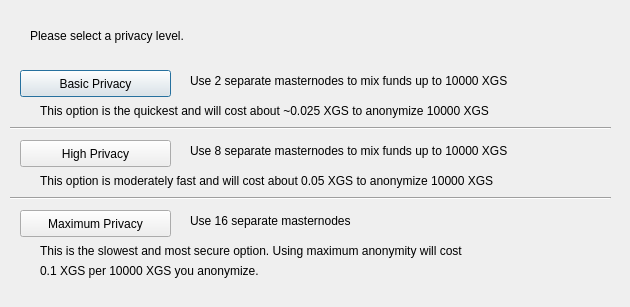
Old version of the form qt/forms/obfuscationconfig.ui in the repository Ratstang/Test-QT.
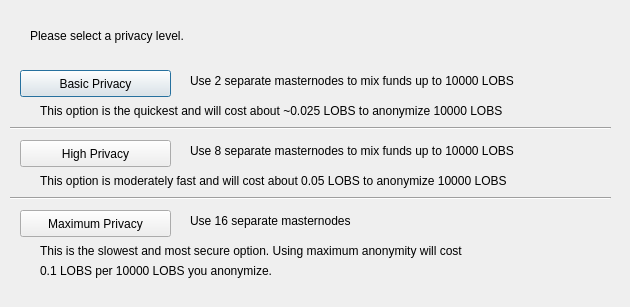
New version of the form.

What changed in the file:
```diff
--- a/qt/forms/obfuscationconfig.ui
+++ b/qt/forms/obfuscationconfig.ui
@@ -75,7 +75,7 @@
     </rect>
    </property>
    <property name="text">
-    <string>Use 2 separate masternodes to mix funds up to 10000 XGS</string>
+    <string>Use 2 separate masternodes to mix funds up to 10000 LOBS</string>
    </property>
   </widget>
   <widget class="QLabel" name="label_3">
@@ -88,7 +88,7 @@
     </rect>
    </property>
    <property name="text">
-    <string>Use 8 separate masternodes to mix funds up to 10000 XGS</string>
+    <string>Use 8 separate masternodes to mix funds up to 10000 LOBS</string>
    </property>
   </widget>
   <widget class="QLabel" name="label_4">
@@ -114,7 +114,7 @@
     </rect>
    </property>
    <property name="text">
-    <string>This option is the quickest and will cost about ~0.025 XGS to anonymize 10000 XGS</string>
+    <string>This option is the quickest and will cost about ~0.025 LOBS to anonymize 10000 LOBS</string>
    </property>
   </widget>
   <widget class="QLabel" name="label_7">
@@ -127,7 +127,7 @@
     </rect>
    </property>
    <property name="text">
-    <string>This option is moderately fast and will cost about 0.05 XGS to anonymize 10000 XGS</string>
+    <string>This option is moderately fast and will cost about 0.05 LOBS to anonymize 10000 LOBS</string>
    </property>
   </widget>
   <widget class="QLabel" name="label_8">
@@ -153,7 +153,7 @@
     </rect>
    </property>
    <property name="text">
-    <string>0.1 XGS per 10000 XGS you anonymize.</string>
+    <string>0.1 LOBS per 10000 LOBS you anonymize.</string>
    </property>
   </widget>
   <widget class="Line" name="line">
```
